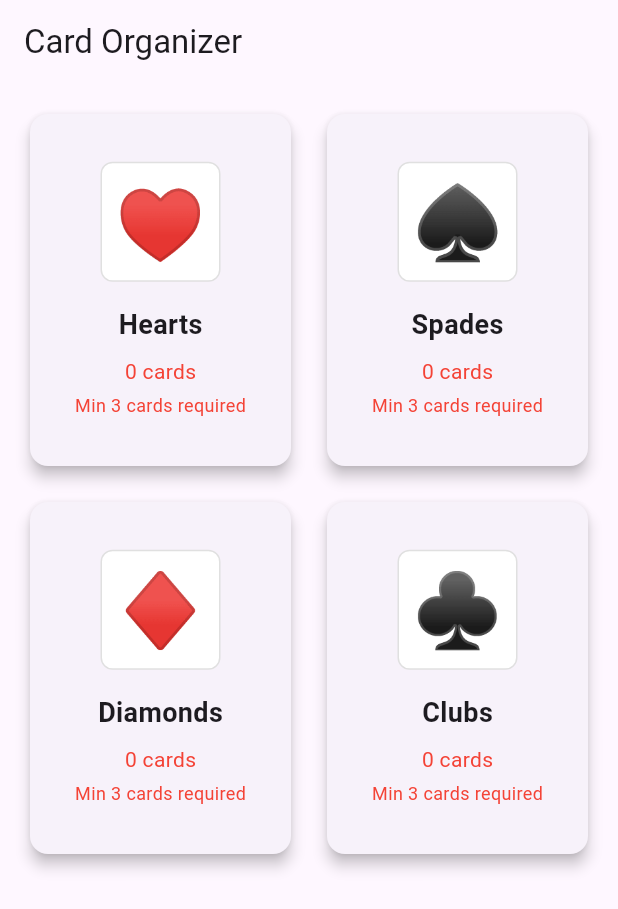
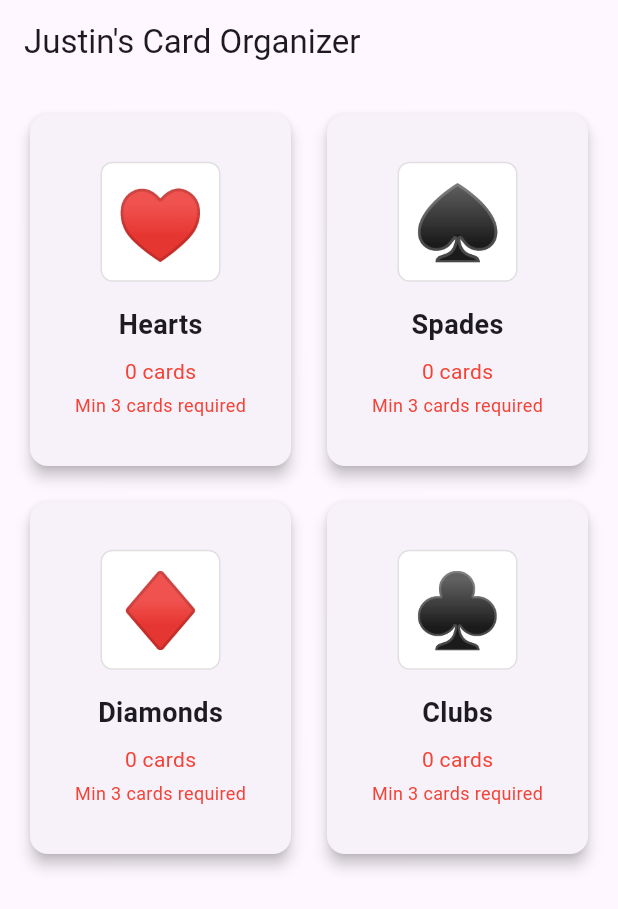
Before and after one commit to JustinMoon-exe/csc4360CA9CardOrganizer, a Flutter app: the screen it shows after launch, on a phone screen of 412 x 824 dp. Shown: the top 909 px of the screen. Run offline on Flutter 3.47's test engine with Material 3 defaults, Android fonts, the phone set to English and light mode, and no system bars; our stand-ins replace sqflite; accounts and stored records are empty.

Commit message:
minor bugfixes and naming

```diff
--- a/lib/screens/cards_screen.dart
+++ b/lib/screens/cards_screen.dart
@@ -71,7 +71,7 @@ class _CardsScreenState extends State<CardsScreen> {
   Widget build(BuildContext context) {
     return Scaffold(
       appBar: AppBar(
-        title: Text('${widget.folderName} Cards'),
+        title: Text('${widget.folderName}'),
       ),
       body: GridView.builder(
         padding: EdgeInsets.all(16),
--- a/lib/screens/folders_screen.dart
+++ b/lib/screens/folders_screen.dart
@@ -58,7 +58,7 @@ class _FoldersScreenState extends State<FoldersScreen> {
   Widget build(BuildContext context) {
     return Scaffold(
       appBar: AppBar(
-        title: const Text('Card Organizer'),
+        title: const Text("Justin's Card Organizer"),
       ),
       body: GridView.builder(
         padding: const EdgeInsets.all(16),
```
